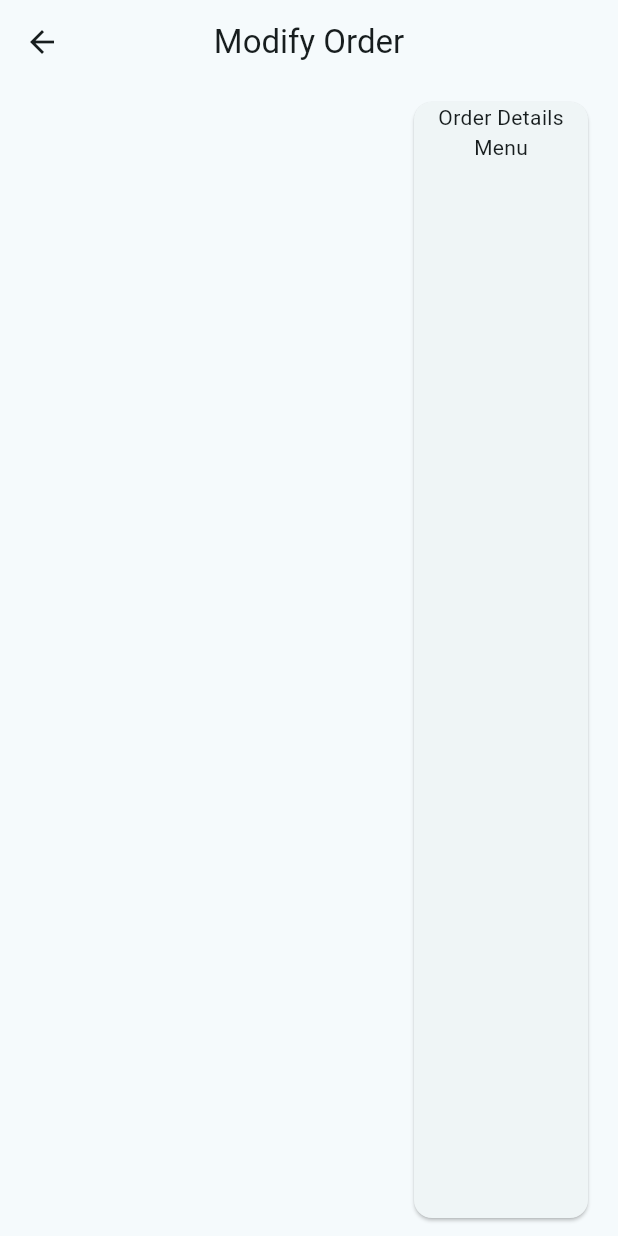
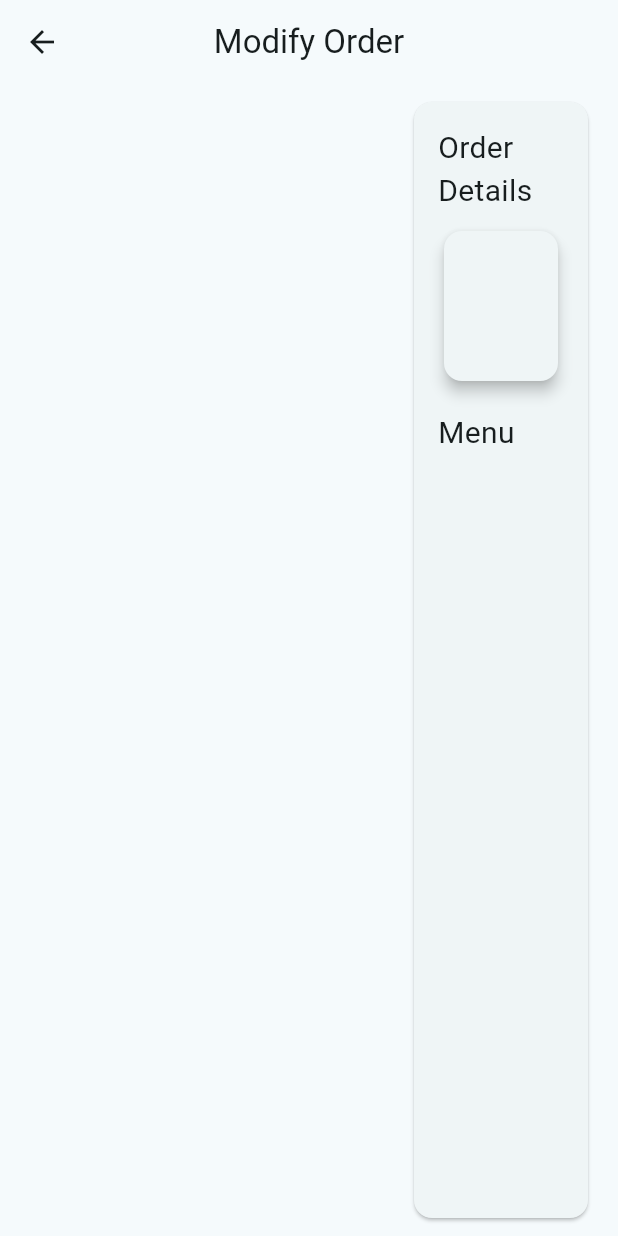
Before and after one commit to bootloopmaster636/chrysant, a Flutter app: the TabletLayout screen opened directly with empty values, on a phone screen of 412 x 824 dp. Run offline on Flutter 3.47's test engine with Material 3 defaults, Android fonts, the phone set to English and light mode, and no system bars; our stand-ins replace dropdown_button2, flutter_hooks, flutter_riverpod, gap, hooks_riverpod, image_picker and 5 more; accounts and stored records are empty; generated files the repository leaves out were written again.

Commit message:
fixed order screen on mobile

```diff
--- a/lib/pages/orders/modify_order.dart
+++ b/lib/pages/orders/modify_order.dart
@@ -86,16 +86,20 @@ class MenuSelector extends ConsumerWidget {
                                 .where(
                                     (element) => element.category == e.category)
                                 .toList();
-                            return Padding(
+                            return filteredMenu.length != 0
+                                ? Padding(
                                     padding: const EdgeInsets.all(8.0),
                                     child: Wrap(
                                       spacing: 8,
                                       runSpacing: 8,
                                       children: filteredMenu.map((thisMenu) {
-                                  return MenuTile(menu: thisMenu, order: order);
+                                        return MenuTile(
+                                            menu: thisMenu, order: order);
                                       }).toList(),
                                     ),
-                            );
+                                  )
+                                : const Center(
+                                    child: Text("No menu on this category"));
                           },
                           error: (e, s) => Text(e.toString()),
                           loading: () =>
@@ -117,8 +121,6 @@ class MenuTile extends HookWidget {
 
   @override
   Widget build(BuildContext context) {
-    final itemQuantity = useState(0);
-
     return LayoutBuilder(builder: (context, constraint) {
       if (constraint.maxWidth < 600) {
         return FractionallySizedBox(
@@ -221,7 +223,6 @@ class ItemQuantity extends HookConsumerWidget {
     return Row(
       mainAxisAlignment: MainAxisAlignment.center,
       children: [
-        if (Device.screenType == ScreenType.tablet)
         FilledButton(
           style: FilledButton.styleFrom(
             backgroundColor: Theme.of(context).colorScheme.tertiary,
@@ -281,7 +282,6 @@ class ItemQuantity extends HookConsumerWidget {
             style: const TextStyle(fontSize: 20, fontWeight: FontWeight.bold),
           ),
         ),
-        if (Device.screenType == ScreenType.tablet)
         FilledButton(
           style: FilledButton.styleFrom(
             backgroundColor: Theme.of(context).colorScheme.primary,
@@ -331,23 +331,64 @@ class ItemQuantity extends HookConsumerWidget {
 
 class OrderDetails extends HookConsumerWidget {
   final ValueNotifier<Order> order;
+  final bool enableDragHandle;
 
-  const OrderDetails({super.key, required this.order});
+  const OrderDetails(
+      {super.key, required this.order, required this.enableDragHandle});
 
   @override
   Widget build(BuildContext context, WidgetRef ref) {
     return Card(
-      child: Column(children: [
-        Text("Order Details"),
-        Text("Menu"),
+      elevation: 1,
+      child: Padding(
+        padding: const EdgeInsets.all(16.0),
+        child: Column(
+          crossAxisAlignment: CrossAxisAlignment.start,
+          children: [
+            if (enableDragHandle)
+              Center(
+                child: Icon(Icons.drag_handle_outlined,
+                    color: Theme.of(context)
+                        .colorScheme
+                        .onPrimaryContainer
+                        .withOpacity(0.8)),
+              ),
+            const Text(
+              "Order Details",
+              style: TextStyle(fontSize: 20),
+            ),
+            const Gap(8),
+            InfoCard(),
+            const Gap(16),
+            const Text(
+              "Menu",
+              style: TextStyle(fontSize: 20),
+            ),
             Expanded(
               child: Column(
                 children: order.value.items
                     .map((e) => Text("${e.name} (x${e.quantity})"))
                     .toList(),
               ),
-        )
-      ]),
+            ),
+          ],
+        ),
+      ),
+    );
+  }
+}
+
+class InfoCard extends HookConsumerWidget {
+  const InfoCard({super.key});
+
+  @override
+  Widget build(BuildContext context, WidgetRef ref) {
+    return const Card(
+      elevation: 4,
+      child: SizedBox(
+        height: 100,
+        child: Row(children: []),
+      ),
     );
   }
 }
@@ -380,6 +421,7 @@ class TabletLayout extends HookConsumerWidget {
               flex: 1,
               child: OrderDetails(
                 order: order,
+                enableDragHandle: false,
               ),
             ),
           ],
@@ -413,17 +455,35 @@ class MobileLayout extends HookConsumerWidget {
           ),
           DraggableScrollableSheet(
             controller: sheetCtl.value,
-            initialChildSize: 0.16,
-            minChildSize: 0.16,
-            maxChildSize: 0.9,
+            initialChildSize: 0.2,
+            minChildSize: 0.2,
+            maxChildSize: 0.8,
+            snap: true,
             snapAnimationDuration: const Duration(milliseconds: 200),
-            snap: true,
             builder: (context, controller) {
               return SingleChildScrollView(
+                clipBehavior: Clip.none,
                 controller: controller,
+                child: Container(
+                  height: 100.h,
+                  decoration: BoxDecoration(
+                    boxShadow: [
+                      BoxShadow(
+                        color: Theme.of(context)
+                            .colorScheme
+                            .inverseSurface
+                            .withOpacity(0.2),
+                        blurRadius: 4,
+                        spreadRadius: 2,
+                      ),
+                    ],
+                  ),
                   child: OrderDetails(
                     order: order,
-                  ));
+                    enableDragHandle: true,
+                  ),
+                ),
+              );
             },
           ),
         ],
```
Also changed, not shown: lib/pages/menu/manage_categories.dart (+6 -10 lines), lib/pages/menu/menu.dart (+5 -3 lines). Lines whose indentation alone changed are shown as unchanged.
